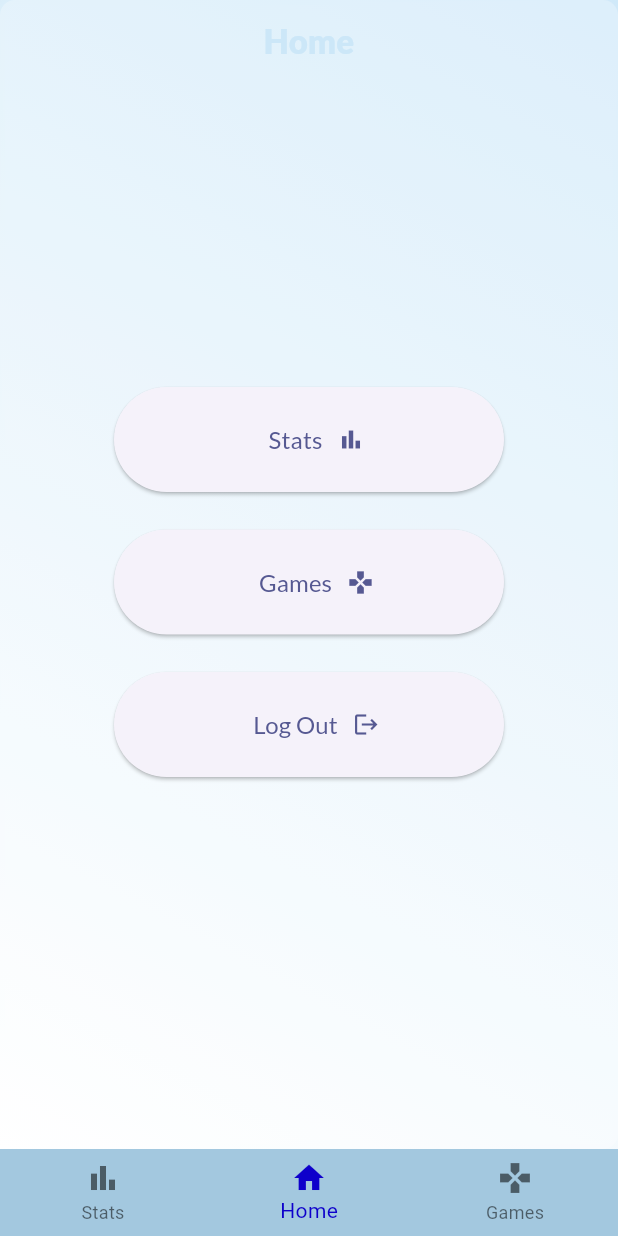
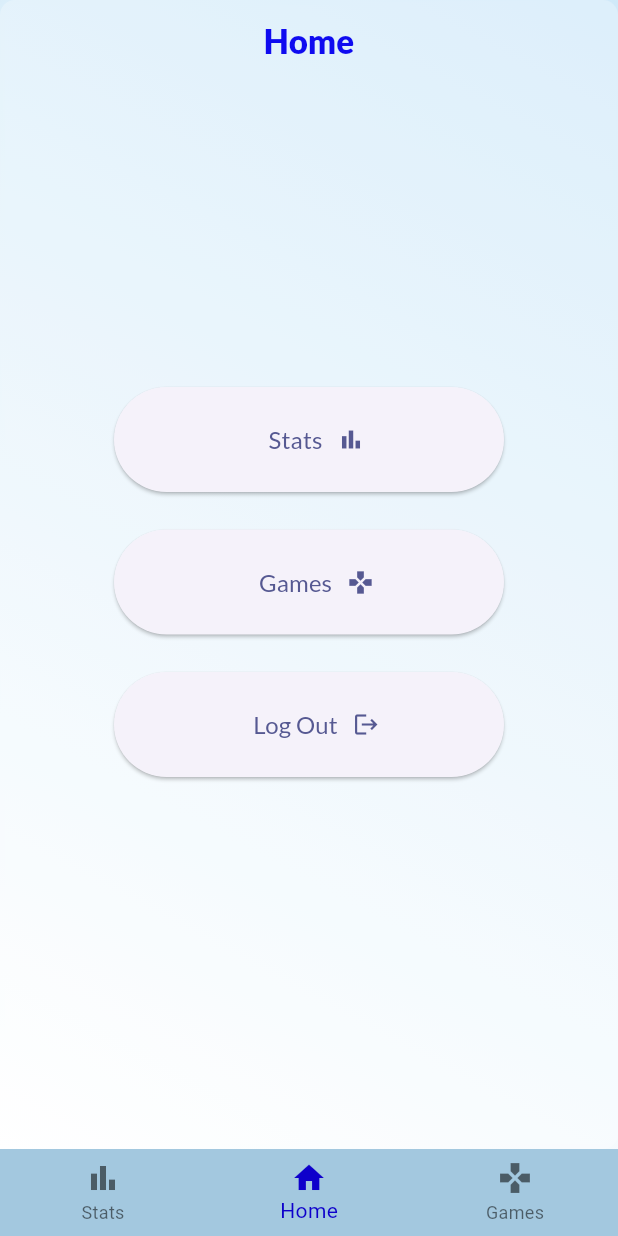
Before and after one commit to IgnacyBerent/Flutter-cognitive_assesment_test_app, a Flutter app: the screen it shows after launch, on a phone screen of 412 x 824 dp. Run offline on Flutter 3.47's test engine with Material 3 defaults, Android fonts, the phone set to English and light mode, and no system bars; our stand-ins replace flutter_secure_storage, google_fonts; missing offline and left inert: jaguar_jwt.

Commit message:
Adjusting Layout for games

```diff
--- a/lib/widgets/layout_template/layout_template_elements/center_view.dart
+++ b/lib/widgets/layout_template/layout_template_elements/center_view.dart
@@ -1,14 +1,21 @@
 import 'package:flutter/material.dart';
 
 class CenterView extends StatelessWidget {
-  const CenterView({super.key, required this.child});
+  const CenterView({
+    super.key,
+    required this.child,
+    this.topPadding = 50,
+    this.bottomPadding = 40,
+  });
 
   final Widget child;
+  final double topPadding;
+  final double bottomPadding;
 
   @override
   Widget build(BuildContext context) {
     return Padding(
-      padding: const EdgeInsets.fromLTRB(25, 50, 25, 40),
+      padding: EdgeInsets.fromLTRB(25, topPadding, 25, bottomPadding),
       child: Center(
         child: child,
       ),
--- a/lib/widgets/layout_template/layout_template_elements/layout_app_bar.dart
+++ b/lib/widgets/layout_template/layout_template_elements/layout_app_bar.dart
@@ -18,7 +18,7 @@ class LayoutAppBar extends StatelessWidget implements PreferredSizeWidget {
         style: GoogleFonts.lato(
           fontSize: 22,
           fontWeight: FontWeight.w900,
-          color: const Color.fromARGB(255, 204, 231, 248),
+          color: const Color.fromARGB(255, 15, 11, 240),
         ),
       ),
       centerTitle: true,
```
Also changed, not shown: lib/widgets/layout_template/game_layout_template.dart (added, +31 -0 lines).
